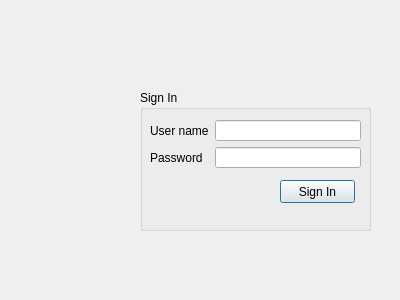
Qt form src/qt/aha/loginwin.ui (katetaylor1993/CSE3311-Project) before a commit.
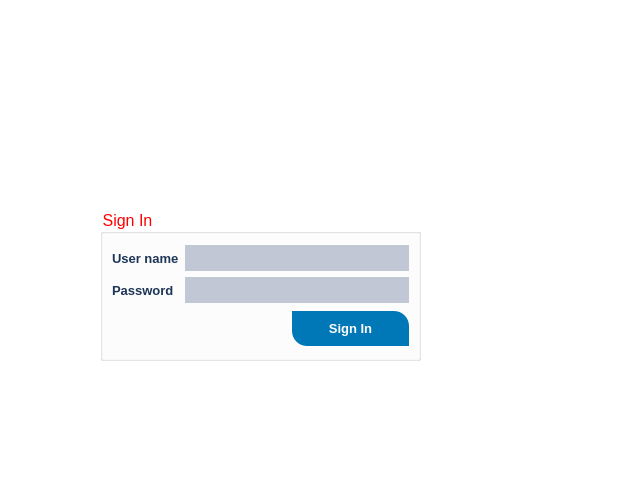
The same form after that commit. Icons and pictures are not drawn.

```diff
--- a/src/qt/aha/loginwin.ui
+++ b/src/qt/aha/loginwin.ui
@@ -6,70 +6,1523 @@
    <rect>
     <x>0</x>
     <y>0</y>
-    <width>400</width>
-    <height>300</height>
+    <width>640</width>
+    <height>500</height>
    </rect>
   </property>
   <property name="windowTitle">
    <string>Sign in to Aha</string>
   </property>
-  <widget class="QGroupBox" name="groupBox">
+  <property name="styleSheet">
+   <string notr="true">/*Copyright (c) DevSec Studio. All rights reserved.
+
+MIT License
+
+Permission is hereby granted, free of charge, to any person obtaining a copy
+of this software and associated documentation files (the &quot;Software&quot;), to deal
+in the Software without restriction, including without limitation the rights
+to use, copy, modify, merge, publish, distribute, sublicense, and/or sell
+copies of the Software, and to permit persons to whom the Software is
+furnished to do so, subject to the following conditions:
+
+The above copyright notice and this permission notice shall be included in all
+copies or substantial portions of the Software.
+
+THE SOFTWARE IS PROVIDED *AS IS*, WITHOUT WARRANTY OF ANY KIND, EXPRESS OR
+IMPLIED, INCLUDING BUT NOT LIMITED TO THE WARRANTIES OF MERCHANTABILITY,
+FITNESS FOR A PARTICULAR PURPOSE AND NONINFRINGEMENT. IN NO EVENT SHALL THE
+AUTHORS OR COPYRIGHT HOLDERS BE LIABLE FOR ANY CLAIM, DAMAGES OR OTHER
+LIABILITY, WHETHER IN AN ACTION OF CONTRACT, TORT OR OTHERWISE, ARISING FROM,
+OUT OF OR IN CONNECTION WITH THE SOFTWARE OR THE USE OR OTHER DEALINGS IN THE SOFTWARE.
+*/
+
+/*-----QWidget-----*/
+QWidget
+{
+	background-color: #fff;
+	color: red;
+
+}
+
+
+/*-----QLabel-----*/
+QLabel
+{
+	background-color: transparent;
+	color: #1D3557;
+	font-weight: bold;
+	font-size: 13px;
+
+}
+
+
+/*-----QPushButton-----*/
+QPushButton
+{
+	background-color: #0077B6;
+	color: #fff;
+	font-size: 13px;
+	font-weight: bold;
+	border-top-right-radius: 15px;
+	border-top-left-radius: 0px;
+	border-bottom-right-radius: 0px;
+	border-bottom-left-radius: 15px;
+	padding: 10px;
+
+}
+
+
+QPushButton::disabled
+{
+	background-color: #5c5c5c;
+
+}
+
+
+QPushButton::hover
+{
+	background-color: #00B4D8;
+
+}
+
+
+QPushButton::pressed
+{
+	background-color: #023E8A;
+
+}
+
+
+/*-----QCheckBox-----*/
+QCheckBox
+{
+	background-color: transparent;
+	color: #0077B6;
+	font-size: 10px;
+	font-weight: bold;
+	border: none;
+	border-radius: 5px;
+
+}
+
+
+/*-----QCheckBox-----*/
+QCheckBox::indicator
+{
+    background-color: #323232;
+    border: 1px solid darkgray;
+    width: 12px;
+    height: 12px;
+
+}
+
+
+QCheckBox::indicator:checked
+{
+    image:url(&quot;./ressources/check.png&quot;);
+	background-color: #0077B6;
+    border: 1px solid #0077B6;
+
+}
+
+
+QCheckBox::indicator:unchecked:hover
+{
+    border: 1px solid #0077B6;
+
+}
+
+
+QCheckBox::disabled
+{
+	color: #656565;
+
+}
+
+
+QCheckBox::indicator:disabled
+{
+	background-color: #656565;
+	color: #656565;
+    border: 1px solid #656565;
+
+}
+
+
+/*-----QLineEdit-----*/
+QLineEdit
+{
+	background-color: #c2c7d5;
+	color: #2a547f;
+	border: none;
+	padding: 5px;
+
+}
+
+
+/*-----QListView-----*/
+QListView
+{
+	background-color: #0077B6;
+	color: #fff;
+	font-size: 14px;
+	font-weight: bold;
+	show-decoration-selected: 0;
+	border-radius: 4px;
+	padding-left: -15px;
+	padding-right: -15px;
+	padding-top: 5px;
+
+} 
+
+
+QListView:disabled 
+{
+	background-color: #5c5c5c;
+
+}
+
+
+QListView::item
+{
+	background-color: #454e5e;
+	border: none;
+	padding: 10px;
+	border-radius: 0px;
+	padding-left : 10px;
+	height: 32px;
+
+}
+
+
+QListView::item:selected
+{
+	color: #000;
+	background-color: #fff;
+
+}
+
+
+QListView::item:!selected
+{
+	color:white;
+	background-color: transparent;
+	border: none;
+	padding-left : 10px;
+
+}
+
+
+QListView::item:!selected:hover
+{
+	color: #fff;
+	background-color: #00B4D8;
+	border: none;
+	padding-left : 10px;
+
+}
+
+
+/*-----QTreeView-----*/
+QTreeView 
+{
+	background-color: #fff;
+	show-decoration-selected: 0;
+	color: #1D3557;
+
+}
+
+
+QTreeView:disabled
+{
+	background-color: #242526;
+	show-decoration-selected: 0;
+
+}
+
+
+QTreeView::item 
+{
+	border-top-color: transparent;
+	border-bottom-color: transparent;
+
+}
+
+
+QTreeView::item:hover 
+{
+	background-color: #bcbdbb;
+	color: #000;
+
+}
+
+
+QTreeView::item:selected 
+{
+	background-color: #0077B6;
+	color: #fff;
+
+}
+
+
+QTreeView::item:selected:active
+{
+	background-color: #0077B6;
+	color: #fff;
+
+}
+
+
+QTreeView::item:selected:disabled
+{
+	background-color: #525251;
+	color: #656565;
+
+}
+
+
+QTreeView::branch:has-children:!has-siblings:closed,
+QTreeView::branch:closed:has-children:has-siblings 
+{
+	image: url(://tree-closed.png);
+
+}
+
+QTreeView::branch:open:has-children:!has-siblings,
+QTreeView::branch:open:has-children:has-siblings  
+{
+	image: url(://tree-open.png);
+
+}
+
+
+/*-----QTableView &amp; QTableWidget-----*/
+QTableView
+{
+    background-color: #fff;
+	border: 1px solid gray;
+    color: #1D3557;
+    gridline-color: gray;
+    outline : 0;
+
+}
+
+
+QTableView::disabled
+{
+    background-color: #242526;
+    border: 1px solid #32414B;
+    color: #656565;
+    gridline-color: #656565;
+    outline : 0;
+
+}
+
+
+QTableView::item:hover 
+{
+    background-color: #bcbdbb;
+    color: #000;
+
+}
+
+
+QTableView::item:selected 
+{
+	background-color: #0077B6;
+    color: #fff;
+
+}
+
+
+QTableView::item:selected:disabled
+{
+    background-color: #1a1b1c;
+    border: 2px solid #525251;
+    color: #656565;
+
+}
+
+
+QTableCornerButton::section
+{
+	background-color: #ced5e3;
+	border: none;
+    color: #fff;
+
+}
+
+
+QHeaderView::section
+{
+	color: #2a547f;
+	border: 0px;
+	background-color: #ced5e3;
+	padding: 5px;
+
+}
+
+
+QHeaderView::section:disabled
+{
+    background-color: #525251;
+    color: #656565;
+
+}
+
+
+QHeaderView::section:checked
+{
+    color: #fff;
+    background-color: #0077B6;
+
+}
+
+
+QHeaderView::section:checked:disabled
+{
+    color: #656565;
+    background-color: #525251;
+
+}
+
+
+QHeaderView::section::vertical::first,
+QHeaderView::section::vertical::only-one
+{
+    border-top: 1px solid #353635;
+
+}
+
+
+QHeaderView::section::vertical
+{
+    border-top: 1px solid #353635;
+
+}
+
+
+QHeaderView::section::horizontal::first,
+QHeaderView::section::horizontal::only-one
+{
+    border-left: 1px solid #353635;
+
+}
+
+
+QHeaderView::section::horizontal
+{
+    border-left: 1px solid #353635;
+
+}
+
+
+/*-----QScrollBar-----*/
+QScrollBar:horizontal 
+{
+    background-color: transparent;
+    height: 8px;
+    margin: 0px;
+    padding: 0px;
+
+}
+
+
+QScrollBar::handle:horizontal 
+{
+    border: none;
+	min-width: 100px;
+    background-color: #7e92b7;
+
+}
+
+
+QScrollBar::add-line:horizontal, 
+QScrollBar::sub-line:horizontal,
+QScrollBar::add-page:horizontal, 
+QScrollBar::sub-page:horizontal 
+{
+    width: 0px;
+    background-color: #d8dce6;
+
+}
+
+
+QScrollBar:vertical 
+{
+    background-color: transparent;
+    width: 8px;
+    margin: 0;
+
+}
+
+
+QScrollBar::handle:vertical 
+{
+    border: none;
+	min-height: 100px;
+    background-color: #7e92b7;
+
+}
+
+
+QScrollBar::add-line:vertical, 
+QScrollBar::sub-line:vertical,
+QScrollBar::add-page:vertical, 
+QScrollBar::sub-page:vertical 
+{
+    height: 0px;
+    background-color: #d8dce6;
+
+}
+</string>
+  </property>
+  <widget class="QWidget" name="">
    <property name="geometry">
     <rect>
-     <x>140</x>
-     <y>90</y>
-     <width>231</width>
-     <height>141</height>
+     <x>100</x>
+     <y>30</y>
+     <width>321</width>
+     <height>331</height>
     </rect>
    </property>
-   <property name="title">
-    <string>Sign In</string>
-   </property>
-   <widget class="QPushButton" name="pushButton">
-    <property name="geometry">
-     <rect>
-      <x>140</x>
-      <y>90</y>
-      <width>75</width>
-      <height>23</height>
-     </rect>
-    </property>
-    <property name="text">
-     <string>Sign In</string>
-    </property>
-   </widget>
-   <widget class="QWidget" name="layoutWidget">
-    <property name="geometry">
-     <rect>
-      <x>10</x>
-      <y>30</y>
-      <width>211</width>
-      <height>48</height>
-     </rect>
-    </property>
-    <layout class="QGridLayout" name="gridLayout">
-     <item row="0" column="0">
-      <widget class="QLabel" name="label">
-       <property name="text">
-        <string>User name</string>
-       </property>
-      </widget>
-     </item>
-     <item row="0" column="1">
-      <widget class="QLineEdit" name="lineEdit_userName"/>
-     </item>
-     <item row="1" column="0">
-      <widget class="QLabel" name="label_2">
-       <property name="text">
-        <string>Password</string>
-       </property>
-      </widget>
-     </item>
-     <item row="1" column="1">
-      <widget class="QLineEdit" name="lineEdit_password"/>
-     </item>
-    </layout>
-   </widget>
+   <layout class="QVBoxLayout" name="verticalLayout_2">
+    <item>
+     <widget class="QLabel" name="label_pix">
+      <property name="styleSheet">
+       <string notr="true">image: url(:/image/image/Aha-Logo.png);</string>
+      </property>
+      <property name="text">
+       <string/>
+      </property>
+     </widget>
+    </item>
+    <item>
+     <spacer name="verticalSpacer">
+      <property name="orientation">
+       <enum>Qt::Vertical</enum>
+      </property>
+      <property name="sizeType">
+       <enum>QSizePolicy::Fixed</enum>
+      </property>
+      <property name="sizeHint" stdset="0">
+       <size>
+        <width>10</width>
+        <height>20</height>
+       </size>
+      </property>
+     </spacer>
+    </item>
+    <item>
+     <widget class="QGroupBox" name="groupBox">
+      <property name="sizePolicy">
+       <sizepolicy hsizetype="Preferred" vsizetype="Preferred">
+        <horstretch>0</horstretch>
+        <verstretch>0</verstretch>
+       </sizepolicy>
+      </property>
+      <property name="font">
+       <font>
+        <pointsize>12</pointsize>
+       </font>
+      </property>
+      <property name="styleSheet">
+       <string notr="true">/*Copyright (c) DevSec Studio. All rights reserved.
+
+MIT License
+
+Permission is hereby granted, free of charge, to any person obtaining a copy
+of this software and associated documentation files (the &quot;Software&quot;), to deal
+in the Software without restriction, including without limitation the rights
+to use, copy, modify, merge, publish, distribute, sublicense, and/or sell
+copies of the Software, and to permit persons to whom the Software is
+furnished to do so, subject to the following conditions:
+
+The above copyright notice and this permission notice shall be included in all
+copies or substantial portions of the Software.
+
+THE SOFTWARE IS PROVIDED *AS IS*, WITHOUT WARRANTY OF ANY KIND, EXPRESS OR
+IMPLIED, INCLUDING BUT NOT LIMITED TO THE WARRANTIES OF MERCHANTABILITY,
+FITNESS FOR A PARTICULAR PURPOSE AND NONINFRINGEMENT. IN NO EVENT SHALL THE
+AUTHORS OR COPYRIGHT HOLDERS BE LIABLE FOR ANY CLAIM, DAMAGES OR OTHER
+LIABILITY, WHETHER IN AN ACTION OF CONTRACT, TORT OR OTHERWISE, ARISING FROM,
+OUT OF OR IN CONNECTION WITH THE SOFTWARE OR THE USE OR OTHER DEALINGS IN THE SOFTWARE.
+*/
+
+/*-----QWidget-----*/
+QWidget
+{
+	background-color: #fff;
+	color: red;
+
+}
+
+
+/*-----QLabel-----*/
+QLabel
+{
+	background-color: transparent;
+	color: #1D3557;
+	font-weight: bold;
+	font-size: 13px;
+
+}
+
+
+/*-----QPushButton-----*/
+QPushButton
+{
+	background-color: #0077B6;
+	color: #fff;
+	font-size: 13px;
+	font-weight: bold;
+	border-top-right-radius: 15px;
+	border-top-left-radius: 0px;
+	border-bottom-right-radius: 0px;
+	border-bottom-left-radius: 15px;
+	padding: 10px;
+
+}
+
+
+QPushButton::disabled
+{
+	background-color: #5c5c5c;
+
+}
+
+
+QPushButton::hover
+{
+	background-color: #00B4D8;
+
+}
+
+
+QPushButton::pressed
+{
+	background-color: #023E8A;
+
+}
+
+
+/*-----QCheckBox-----*/
+QCheckBox
+{
+	background-color: transparent;
+	color: #0077B6;
+	font-size: 10px;
+	font-weight: bold;
+	border: none;
+	border-radius: 5px;
+
+}
+
+
+/*-----QCheckBox-----*/
+QCheckBox::indicator
+{
+    background-color: #323232;
+    border: 1px solid darkgray;
+    width: 12px;
+    height: 12px;
+
+}
+
+
+QCheckBox::indicator:checked
+{
+    image:url(&quot;./ressources/check.png&quot;);
+	background-color: #0077B6;
+    border: 1px solid #0077B6;
+
+}
+
+
+QCheckBox::indicator:unchecked:hover
+{
+    border: 1px solid #0077B6;
+
+}
+
+
+QCheckBox::disabled
+{
+	color: #656565;
+
+}
+
+
+QCheckBox::indicator:disabled
+{
+	background-color: #656565;
+	color: #656565;
+    border: 1px solid #656565;
+
+}
+
+
+/*-----QLineEdit-----*/
+QLineEdit
+{
+	background-color: #c2c7d5;
+	color: #2a547f;
+	border: none;
+	padding: 5px;
+
+}
+
+
+/*-----QListView-----*/
+QListView
+{
+	background-color: #0077B6;
+	color: #fff;
+	font-size: 14px;
+	font-weight: bold;
+	show-decoration-selected: 0;
+	border-radius: 4px;
+	padding-left: -15px;
+	padding-right: -15px;
+	padding-top: 5px;
+
+} 
+
+
+QListView:disabled 
+{
+	background-color: #5c5c5c;
+
+}
+
+
+QListView::item
+{
+	background-color: #454e5e;
+	border: none;
+	padding: 10px;
+	border-radius: 0px;
+	padding-left : 10px;
+	height: 32px;
+
+}
+
+
+QListView::item:selected
+{
+	color: #000;
+	background-color: #fff;
+
+}
+
+
+QListView::item:!selected
+{
+	color:white;
+	background-color: transparent;
+	border: none;
+	padding-left : 10px;
+
+}
+
+
+QListView::item:!selected:hover
+{
+	color: #fff;
+	background-color: #00B4D8;
+	border: none;
+	padding-left : 10px;
+
+}
+
+
+/*-----QTreeView-----*/
+QTreeView 
+{
+	background-color: #fff;
+	show-decoration-selected: 0;
+	color: #1D3557;
+
+}
+
+
+QTreeView:disabled
+{
+	background-color: #242526;
+	show-decoration-selected: 0;
+
+}
+
+
+QTreeView::item 
+{
+	border-top-color: transparent;
+	border-bottom-color: transparent;
+
+}
+
+
+QTreeView::item:hover 
+{
+	background-color: #bcbdbb;
+	color: #000;
+
+}
+
+
+QTreeView::item:selected 
+{
+	background-color: #0077B6;
+	color: #fff;
+
+}
+
+
+QTreeView::item:selected:active
+{
+	background-color: #0077B6;
+	color: #fff;
+
+}
+
+
+QTreeView::item:selected:disabled
+{
+	background-color: #525251;
+	color: #656565;
+
+}
+
+
+QTreeView::branch:has-children:!has-siblings:closed,
+QTreeView::branch:closed:has-children:has-siblings 
+{
+	image: url(://tree-closed.png);
+
+}
+
+QTreeView::branch:open:has-children:!has-siblings,
+QTreeView::branch:open:has-children:has-siblings  
+{
+	image: url(://tree-open.png);
+
+}
+
+
+/*-----QTableView &amp; QTableWidget-----*/
+QTableView
+{
+    background-color: #fff;
+	border: 1px solid gray;
+    color: #1D3557;
+    gridline-color: gray;
+    outline : 0;
+
+}
+
+
+QTableView::disabled
+{
+    background-color: #242526;
+    border: 1px solid #32414B;
+    color: #656565;
+    gridline-color: #656565;
+    outline : 0;
+
+}
+
+
+QTableView::item:hover 
+{
+    background-color: #bcbdbb;
+    color: #000;
+
+}
+
+
+QTableView::item:selected 
+{
+	background-color: #0077B6;
+    color: #fff;
+
+}
+
+
+QTableView::item:selected:disabled
+{
+    background-color: #1a1b1c;
+    border: 2px solid #525251;
+    color: #656565;
+
+}
+
+
+QTableCornerButton::section
+{
+	background-color: #ced5e3;
+	border: none;
+    color: #fff;
+
+}
+
+
+QHeaderView::section
+{
+	color: #2a547f;
+	border: 0px;
+	background-color: #ced5e3;
+	padding: 5px;
+
+}
+
+
+QHeaderView::section:disabled
+{
+    background-color: #525251;
+    color: #656565;
+
+}
+
+
+QHeaderView::section:checked
+{
+    color: #fff;
+    background-color: #0077B6;
+
+}
+
+
+QHeaderView::section:checked:disabled
+{
+    color: #656565;
+    background-color: #525251;
+
+}
+
+
+QHeaderView::section::vertical::first,
+QHeaderView::section::vertical::only-one
+{
+    border-top: 1px solid #353635;
+
+}
+
+
+QHeaderView::section::vertical
+{
+    border-top: 1px solid #353635;
+
+}
+
+
+QHeaderView::section::horizontal::first,
+QHeaderView::section::horizontal::only-one
+{
+    border-left: 1px solid #353635;
+
+}
+
+
+QHeaderView::section::horizontal
+{
+    border-left: 1px solid #353635;
+
+}
+
+
+/*-----QScrollBar-----*/
+QScrollBar:horizontal 
+{
+    background-color: transparent;
+    height: 8px;
+    margin: 0px;
+    padding: 0px;
+
+}
+
+
+QScrollBar::handle:horizontal 
+{
+    border: none;
+	min-width: 100px;
+    background-color: #7e92b7;
+
+}
+
+
+QScrollBar::add-line:horizontal, 
+QScrollBar::sub-line:horizontal,
+QScrollBar::add-page:horizontal, 
+QScrollBar::sub-page:horizontal 
+{
+    width: 0px;
+    background-color: #d8dce6;
+
+}
+
+
+QScrollBar:vertical 
+{
+    background-color: transparent;
+    width: 8px;
+    margin: 0;
+
+}
+
+
+QScrollBar::handle:vertical 
+{
+    border: none;
+	min-height: 100px;
+    background-color: #7e92b7;
+
+}
+
+
+QScrollBar::add-line:vertical, 
+QScrollBar::sub-line:vertical,
+QScrollBar::add-page:vertical, 
+QScrollBar::sub-page:vertical 
+{
+    height: 0px;
+    background-color: #d8dce6;
+
+}
+</string>
+      </property>
+      <property name="title">
+       <string>Sign In</string>
+      </property>
+      <layout class="QVBoxLayout" name="verticalLayout">
+       <item>
+        <layout class="QGridLayout" name="gridLayout">
+         <item row="0" column="0">
+          <widget class="QLabel" name="label_user">
+           <property name="text">
+            <string>User name</string>
+           </property>
+           <property name="buddy">
+            <cstring>lineEdit_userName</cstring>
+           </property>
+          </widget>
+         </item>
+         <item row="1" column="0">
+          <widget class="QLabel" name="label_pass">
+           <property name="text">
+            <string>Password</string>
+           </property>
+           <property name="buddy">
+            <cstring>lineEdit_password</cstring>
+           </property>
+          </widget>
+         </item>
+         <item row="0" column="1">
+          <widget class="QLineEdit" name="lineEdit_userName"/>
+         </item>
+         <item row="1" column="1">
+          <widget class="QLineEdit" name="lineEdit_password">
+           <property name="echoMode">
+            <enum>QLineEdit::Password</enum>
+           </property>
+          </widget>
+         </item>
+        </layout>
+       </item>
+       <item>
+        <layout class="QHBoxLayout" name="horizontalLayout">
+         <item>
+          <spacer name="horizontalSpacer">
+           <property name="orientation">
+            <enum>Qt::Horizontal</enum>
+           </property>
+           <property name="sizeType">
+            <enum>QSizePolicy::Fixed</enum>
+           </property>
+           <property name="sizeHint" stdset="0">
+            <size>
+             <width>180</width>
+             <height>20</height>
+            </size>
+           </property>
+          </spacer>
+         </item>
+         <item>
+          <widget class="QPushButton" name="pushButton">
+           <property name="styleSheet">
+            <string notr="true">/*Copyright (c) DevSec Studio. All rights reserved.
+
+MIT License
+
+Permission is hereby granted, free of charge, to any person obtaining a copy
+of this software and associated documentation files (the &quot;Software&quot;), to deal
+in the Software without restriction, including without limitation the rights
+to use, copy, modify, merge, publish, distribute, sublicense, and/or sell
+copies of the Software, and to permit persons to whom the Software is
+furnished to do so, subject to the following conditions:
+
+The above copyright notice and this permission notice shall be included in all
+copies or substantial portions of the Software.
+
+THE SOFTWARE IS PROVIDED *AS IS*, WITHOUT WARRANTY OF ANY KIND, EXPRESS OR
+IMPLIED, INCLUDING BUT NOT LIMITED TO THE WARRANTIES OF MERCHANTABILITY,
+FITNESS FOR A PARTICULAR PURPOSE AND NONINFRINGEMENT. IN NO EVENT SHALL THE
+AUTHORS OR COPYRIGHT HOLDERS BE LIABLE FOR ANY CLAIM, DAMAGES OR OTHER
+LIABILITY, WHETHER IN AN ACTION OF CONTRACT, TORT OR OTHERWISE, ARISING FROM,
+OUT OF OR IN CONNECTION WITH THE SOFTWARE OR THE USE OR OTHER DEALINGS IN THE SOFTWARE.
+*/
+
+/*-----QWidget-----*/
+QWidget
+{
+	background-color: #fff;
+	color: red;
+
+}
+
+
+/*-----QLabel-----*/
+QLabel
+{
+	background-color: transparent;
+	color: #1D3557;
+	font-weight: bold;
+	font-size: 13px;
+
+}
+
+
+/*-----QPushButton-----*/
+QPushButton
+{
+	background-color: #0077B6;
+	color: #fff;
+	font-size: 13px;
+	font-weight: bold;
+	border-top-right-radius: 15px;
+	border-top-left-radius: 0px;
+	border-bottom-right-radius: 0px;
+	border-bottom-left-radius: 15px;
+	padding: 10px;
+
+}
+
+
+QPushButton::disabled
+{
+	background-color: #5c5c5c;
+
+}
+
+
+QPushButton::hover
+{
+	background-color: #00B4D8;
+
+}
+
+
+QPushButton::pressed
+{
+	background-color: #023E8A;
+
+}
+
+
+/*-----QCheckBox-----*/
+QCheckBox
+{
+	background-color: transparent;
+	color: #0077B6;
+	font-size: 10px;
+	font-weight: bold;
+	border: none;
+	border-radius: 5px;
+
+}
+
+
+/*-----QCheckBox-----*/
+QCheckBox::indicator
+{
+    background-color: #323232;
+    border: 1px solid darkgray;
+    width: 12px;
+    height: 12px;
+
+}
+
+
+QCheckBox::indicator:checked
+{
+    image:url(&quot;./ressources/check.png&quot;);
+	background-color: #0077B6;
+    border: 1px solid #0077B6;
+
+}
+
+
+QCheckBox::indicator:unchecked:hover
+{
+    border: 1px solid #0077B6;
+
+}
+
+
+QCheckBox::disabled
+{
+	color: #656565;
+
+}
+
+
+QCheckBox::indicator:disabled
+{
+	background-color: #656565;
+	color: #656565;
+    border: 1px solid #656565;
+
+}
+
+
+/*-----QLineEdit-----*/
+QLineEdit
+{
+	background-color: #c2c7d5;
+	color: #2a547f;
+	border: none;
+	padding: 5px;
+
+}
+
+
+/*-----QListView-----*/
+QListView
+{
+	background-color: #0077B6;
+	color: #fff;
+	font-size: 14px;
+	font-weight: bold;
+	show-decoration-selected: 0;
+	border-radius: 4px;
+	padding-left: -15px;
+	padding-right: -15px;
+	padding-top: 5px;
+
+} 
+
+
+QListView:disabled 
+{
+	background-color: #5c5c5c;
+
+}
+
+
+QListView::item
+{
+	background-color: #454e5e;
+	border: none;
+	padding: 10px;
+	border-radius: 0px;
+	padding-left : 10px;
+	height: 32px;
+
+}
+
+
+QListView::item:selected
+{
+	color: #000;
+	background-color: #fff;
+
+}
+
+
+QListView::item:!selected
+{
+	color:white;
+	background-color: transparent;
+	border: none;
+	padding-left : 10px;
+
+}
+
+
+QListView::item:!selected:hover
+{
+	color: #fff;
+	background-color: #00B4D8;
+	border: none;
+	padding-left : 10px;
+
+}
+
+
+/*-----QTreeView-----*/
+QTreeView 
+{
+	background-color: #fff;
+	show-decoration-selected: 0;
+	color: #1D3557;
+
+}
+
+
+QTreeView:disabled
+{
+	background-color: #242526;
+	show-decoration-selected: 0;
+
+}
+
+
+QTreeView::item 
+{
+	border-top-color: transparent;
+	border-bottom-color: transparent;
+
+}
+
+
+QTreeView::item:hover 
+{
+	background-color: #bcbdbb;
+	color: #000;
+
+}
+
+
+QTreeView::item:selected 
+{
+	background-color: #0077B6;
+	color: #fff;
+
+}
+
+
+QTreeView::item:selected:active
+{
+	background-color: #0077B6;
+	color: #fff;
+
+}
+
+
+QTreeView::item:selected:disabled
+{
+	background-color: #525251;
+	color: #656565;
+
+}
+
+
+QTreeView::branch:has-children:!has-siblings:closed,
+QTreeView::branch:closed:has-children:has-siblings 
+{
+	image: url(://tree-closed.png);
+
+}
+
+QTreeView::branch:open:has-children:!has-siblings,
+QTreeView::branch:open:has-children:has-siblings  
+{
+	image: url(://tree-open.png);
+
+}
+
+
+/*-----QTableView &amp; QTableWidget-----*/
+QTableView
+{
+    background-color: #fff;
+	border: 1px solid gray;
+    color: #1D3557;
+    gridline-color: gray;
+    outline : 0;
+
+}
+
+
+QTableView::disabled
+{
+    background-color: #242526;
+    border: 1px solid #32414B;
+    color: #656565;
+    gridline-color: #656565;
+    outline : 0;
+
+}
+
+
+QTableView::item:hover 
+{
+    background-color: #bcbdbb;
+    color: #000;
+
+}
+
+
+QTableView::item:selected 
+{
+	background-color: #0077B6;
+    color: #fff;
+
+}
+
+
+QTableView::item:selected:disabled
+{
+    background-color: #1a1b1c;
+    border: 2px solid #525251;
+    color: #656565;
+
+}
+
+
+QTableCornerButton::section
+{
+	background-color: #ced5e3;
+	border: none;
+    color: #fff;
+
+}
+
+
+QHeaderView::section
+{
+	color: #2a547f;
+	border: 0px;
+	background-color: #ced5e3;
+	padding: 5px;
+
+}
+
+
+QHeaderView::section:disabled
+{
+    background-color: #525251;
+    color: #656565;
+
+}
+
+
+QHeaderView::section:checked
+{
+    color: #fff;
+    background-color: #0077B6;
+
+}
+
+
+QHeaderView::section:checked:disabled
+{
+    color: #656565;
+    background-color: #525251;
+
+}
+
+
+QHeaderView::section::vertical::first,
+QHeaderView::section::vertical::only-one
+{
+    border-top: 1px solid #353635;
+
+}
+
+
+QHeaderView::section::vertical
+{
+    border-top: 1px solid #353635;
+
+}
+
+
+QHeaderView::section::horizontal::first,
+QHeaderView::section::horizontal::only-one
+{
+    border-left: 1px solid #353635;
+
+}
+
+
+QHeaderView::section::horizontal
+{
+    border-left: 1px solid #353635;
+
+}
+
+
+/*-----QScrollBar-----*/
+QScrollBar:horizontal 
+{
+    background-color: transparent;
+    height: 8px;
+    margin: 0px;
+    padding: 0px;
+
+}
+
+
+QScrollBar::handle:horizontal 
+{
+    border: none;
+	min-width: 100px;
+    background-color: #7e92b7;
+
+}
+
+
+QScrollBar::add-line:horizontal, 
+QScrollBar::sub-line:horizontal,
+QScrollBar::add-page:horizontal, 
+QScrollBar::sub-page:horizontal 
+{
+    width: 0px;
+    background-color: #d8dce6;
+
+}
+
+
+QScrollBar:vertical 
+{
+    background-color: transparent;
+    width: 8px;
+    margin: 0;
+
+}
+
+
+QScrollBar::handle:vertical 
+{
+    border: none;
+	min-height: 100px;
+    background-color: #7e92b7;
+
+}
+
+
+QScrollBar::add-line:vertical, 
+QScrollBar::sub-line:vertical,
+QScrollBar::add-page:vertical, 
+QScrollBar::sub-page:vertical 
+{
+    height: 0px;
+    background-color: #d8dce6;
+
+}
+</string>
+           </property>
+           <property name="text">
+            <string>Sign In</string>
+           </property>
+          </widget>
+         </item>
+        </layout>
+       </item>
+      </layout>
+     </widget>
+    </item>
+   </layout>
   </widget>
  </widget>
  <resources/>
```
